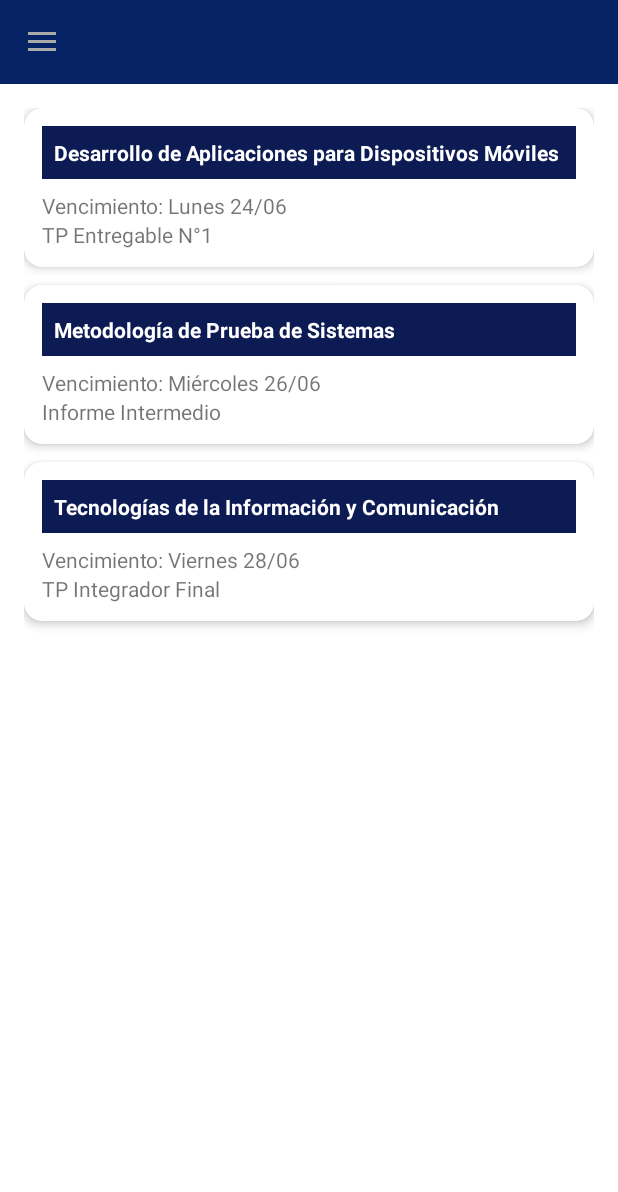
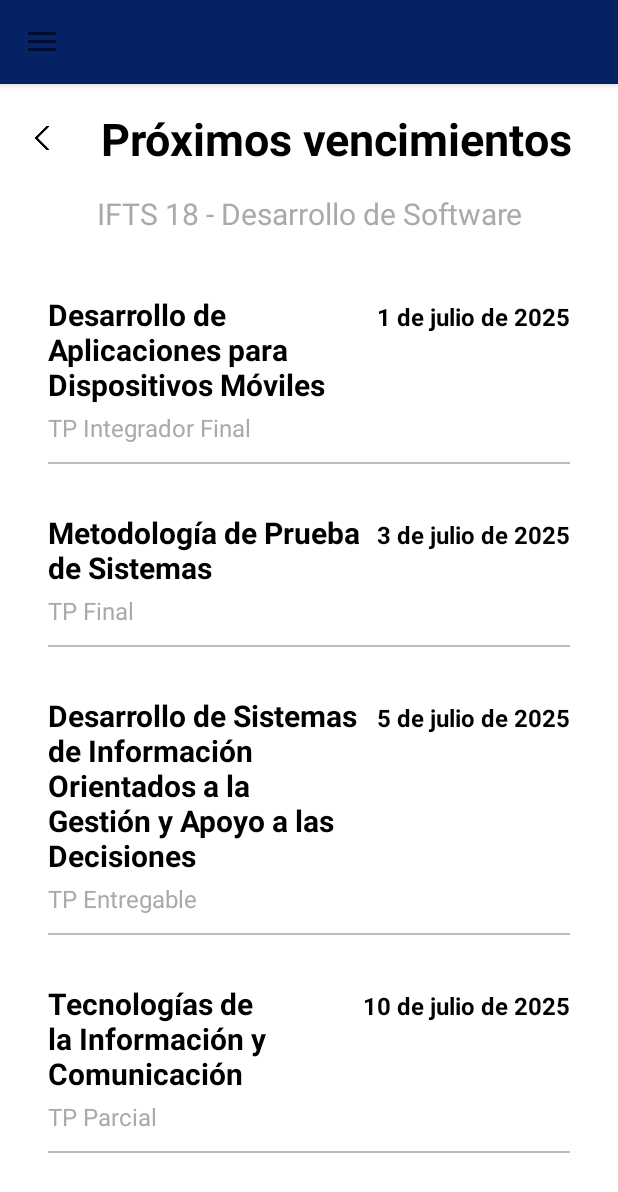
Before and after one commit to juan4450/TPfinal-Mobile, an Android app built with Jetpack Compose: the VencimientosActivity screen opened directly, with no data from a screen before it, on a phone screen of 412 x 824 dp. Shown: the top 1192 px of the screen. Run offline under Robolectric (Android 15) with nearby library versions, the phone set to English and light mode, and no system bars.

Commit message:
correcciones en vencimientos

```diff
--- /dev/null
+++ b/app/src/main/java/com/example/tpfinalmobile/VencimientoAdapter.kt
@@ -0,0 +1,36 @@
+package com.example.tpfinalmobile
+
+import android.view.LayoutInflater
+import android.view.View
+import android.view.ViewGroup
+import android.widget.TextView
+import androidx.recyclerview.widget.RecyclerView
+
+class VencimientosAdapter(
+    private val listaMaterias: List<Materia>
+) : RecyclerView.Adapter<VencimientosAdapter.MateriaViewHolder>() {
+
+    override fun onCreateViewHolder(parent: ViewGroup, viewType: Int): MateriaViewHolder {
+        val view = LayoutInflater.from(parent.context)
+            .inflate(R.layout.item_vencimiento, parent, false)
+        return MateriaViewHolder(view)
+    }
+
+    override fun onBindViewHolder(holder: MateriaViewHolder, position: Int) {
+        holder.bind(listaMaterias[position])
+    }
+
+    override fun getItemCount(): Int = listaMaterias.size
+
+    inner class MateriaViewHolder(itemView: View) : RecyclerView.ViewHolder(itemView) {
+        private val tvNombreMateria: TextView = itemView.findViewById(R.id.tvNombreMateria)
+        private val tvTp: TextView = itemView.findViewById(R.id.tvTp)
+        private val tvFecha: TextView = itemView.findViewById(R.id.tvFecha)
+
+        fun bind(materia: Materia) {
+            tvNombreMateria.text = materia.nombre
+            tvTp.text = materia.tp
+            tvFecha.text = materia.vencimiento
+        }
+    }
+}
--- a/app/src/main/java/com/example/tpfinalmobile/VencimientosActivity.kt
+++ b/app/src/main/java/com/example/tpfinalmobile/VencimientosActivity.kt
@@ -1,8 +1,12 @@
+// VencimientosActivity.kt
 package com.example.tpfinalmobile
 
 import android.content.Intent
 import android.os.Bundle
 import android.view.MenuItem
+import android.view.View
+import android.widget.ImageView
+import android.widget.TextView
 import androidx.appcompat.app.ActionBarDrawerToggle
 import androidx.appcompat.app.AppCompatActivity
 import androidx.appcompat.widget.Toolbar
@@ -17,88 +21,89 @@ class VencimientosActivity : AppCompatActivity(), NavigationView.OnNavigationIte
     private lateinit var drawerLayout: DrawerLayout
     private lateinit var navigationView: NavigationView
     private lateinit var toolbar: Toolbar
+    private lateinit var recyclerVencimientos: RecyclerView
 
     override fun onCreate(savedInstanceState: Bundle?) {
         super.onCreate(savedInstanceState)
         setContentView(R.layout.activity_vencimientos)
 
-        // Toolbar
+        // Toolbar personalizada
         toolbar = findViewById(R.id.toolbar)
         setSupportActionBar(toolbar)
         supportActionBar?.setDisplayShowTitleEnabled(false)
 
-        // Drawer y menú
+        // DrawerLayout y NavigationView
         drawerLayout = findViewById(R.id.drawer_layout)
         navigationView = findViewById(R.id.nav_view)
         navigationView.setNavigationItemSelectedListener(this)
 
         val toggle = ActionBarDrawerToggle(
-            this, drawerLayout, toolbar,
+            this,
+            drawerLayout,
+            toolbar,
             R.string.navigation_drawer_open,
             R.string.navigation_drawer_close
         )
-        toggle.drawerArrowDrawable.color = getColor(R.color.menu_icon_gray)
         drawerLayout.addDrawerListener(toggle)
         toggle.syncState()
 
-        // Usuario desde Login
-        val usuario = intent.getStringExtra("usuario") ?: "Usuario"
-        actualizarNavHeader(navigationView, usuario)
+        // Botón volver (ícono a la izquierda del título)
+        val btnVolver: ImageView = findViewById(R.id.btnVolver)
+        btnVolver.setOnClickListener {
+            finish()
+        }
 
-        // Lista mock de vencimientos
-        val vencimientos = listOf(
+        // Título
+        val titulo: TextView = findViewById(R.id.tvTitulo)
+        titulo.text = "Próximos vencimientos"
+
+        // Lista de materias (mockeadas)
+        val materias = listOf(
             Materia(
                 nombre = "Desarrollo de Aplicaciones para Dispositivos Móviles",
-                vencimiento = "Lunes 24/06",
-                tp = "TP Entregable N°1",
-                nota = 9,
-                presentismo = 95,
+                vencimiento = "1 de julio de 2025",
+                tp = "TP Integrador Final",
+                nota = 8,
+                presentismo = 80,
                 profesor = "Prof. Alejandro Peña",
-                horarios = "Martes 18hs - Miércoles 18hs"
+                horarios = "Martes 18hs a 22hs - Miércoles 18hs a 22hs"
             ),
             Materia(
                 nombre = "Metodología de Prueba de Sistemas",
-                vencimiento = "Miércoles 26/06",
-                tp = "Informe Intermedio",
+                vencimiento = "3 de julio de 2025",
+                tp = "TP Final",
+                nota = 6,
+                presentismo = 75,
+                profesor = "Prof. Martínez",
+                horarios = "Lunes 18hs a 22hs - Miércoles 18hs a 22hs"
+            ),
+            Materia(
+                nombre = "Desarrollo de Sistemas de Información Orientados a la Gestión y Apoyo a las Decisiones",
+                vencimiento = "5 de julio de 2025",
+                tp = "TP Entregable",
                 nota = 7,
                 presentismo = 88,
-                profesor = "Prof. Martínez",
-                horarios = "Lunes 18hs - Miércoles 18hs"
+                profesor = "Prof. Fernández",
+                horarios = "Martes 18hs a 22hs - Jueves 18hs a 22hs"
             ),
             Materia(
                 nombre = "Tecnologías de la Información y Comunicación",
-                vencimiento = "Viernes 28/06",
-                tp = "TP Integrador Final",
-                nota = 8,
-                presentismo = 90,
-                profesor = "Prof. García",
-                horarios = "Jueves 18hs - Viernes 18hs"
+                vencimiento = "10 de julio de 2025",
+                tp = "TP Parcial",
+                nota = 5,
+                presentismo = 92,
+                profesor = "Prof. López",
+                horarios = "Miércoles 18hs a 22hs - Viernes 18hs a 22hs"
             )
         )
 
-        val recyclerView = findViewById<RecyclerView>(R.id.recyclerVencimientos)
-        recyclerView.layoutManager = LinearLayoutManager(this)
-        recyclerView.adapter = MateriaAdapter(vencimientos, this)
-    }
-
-    override fun onBackPressed() {
-        if (drawerLayout.isDrawerOpen(GravityCompat.START)) {
-            drawerLayout.closeDrawer(GravityCompat.START)
-        } else {
-            super.onBackPressed()
-        }
+        recyclerVencimientos = findViewById(R.id.recyclerVencimientos)
+        recyclerVencimientos.layoutManager = LinearLayoutManager(this)
+        recyclerVencimientos.adapter = VencimientosAdapter(materias)
     }
 
     override fun onNavigationItemSelected(item: MenuItem): Boolean {
-        val usuario = intent.getStringExtra("usuario") ?: "Usuario"
-
-        when (item.itemId) {
-            R.id.nav_home -> startActivity(Intent(this, HomeActivity::class.java).putExtra("usuario", usuario))
-            R.id.nav_materias -> startActivity(Intent(this, MateriasActivity::class.java).putExtra("usuario", usuario))
-            R.id.nav_cronograma -> startActivity(Intent(this, CronogramaActivity::class.java).putExtra("usuario", usuario))
-            R.id.nav_vencimientos -> { /* Ya estás aquí */ }
-        }
-
+        // Implementa acciones al seleccionar items si agregás más
         drawerLayout.closeDrawer(GravityCompat.START)
         return true
     }
--- /dev/null
+++ b/app/src/main/res/drawable/divider.xml
@@ -0,0 +1,5 @@
+<shape xmlns:android="http://schemas.android.com/apk/res/android"
+    android:shape="rectangle">
+    <size android:height="1dp"/>
+    <solid android:color="#CCCCCC"/>
+</shape>
--- a/app/src/main/res/layout/activity_vencimientos.xml
+++ b/app/src/main/res/layout/activity_vencimientos.xml
@@ -1,35 +1,75 @@
 <?xml version="1.0" encoding="utf-8"?>
-<androidx.drawerlayout.widget.DrawerLayout
-    xmlns:android="http://schemas.android.com/apk/res/android"
+<androidx.drawerlayout.widget.DrawerLayout xmlns:android="http://schemas.android.com/apk/res/android"
     xmlns:app="http://schemas.android.com/apk/res-auto"
-    xmlns:tools="http://schemas.android.com/tools"
     android:id="@+id/drawer_layout"
     android:layout_width="match_parent"
-    android:layout_height="match_parent"
-    tools:context=".VencimientosActivity"
-    android:fitsSystemWindows="true">
+    android:layout_height="match_parent">
 
+    <!-- Contenido principal -->
     <LinearLayout
         android:layout_width="match_parent"
         android:layout_height="match_parent"
         android:orientation="vertical">
 
+        <!-- Toolbar base (sin texto por defecto) -->
         <androidx.appcompat.widget.Toolbar
             android:id="@+id/toolbar"
             android:layout_width="match_parent"
             android:layout_height="?attr/actionBarSize"
             android:background="@color/colorPrimary"
-            android:titleTextColor="@android:color/white"
+            android:elevation="4dp"
             app:popupTheme="@style/ThemeOverlay.AppCompat.Light" />
 
+        <!-- Encabezado personalizado -->
+        <LinearLayout
+            android:layout_width="match_parent"
+            android:layout_height="wrap_content"
+            android:orientation="horizontal"
+            android:gravity="center_vertical"
+            android:padding="16dp">
+
+            <ImageView
+                android:id="@+id/btnVolver"
+                android:layout_width="24dp"
+                android:layout_height="24dp"
+                android:src="@drawable/ic_back"
+                android:contentDescription="Volver"
+                android:layout_marginEnd="12dp" />
+
+            <TextView
+                android:id="@+id/tvTitulo"
+                android:layout_width="0dp"
+                android:layout_height="wrap_content"
+                android:layout_weight="1"
+                android:text="Próximos vencimientos"
+                android:textSize="30sp"
+                android:textStyle="bold"
+                android:gravity="center"
+                android:textColor="@android:color/black" />
+        </LinearLayout>
+
+        <!-- Subtítulo -->
+        <TextView
+            android:id="@+id/tvSubtitulo"
+            android:layout_width="match_parent"
+            android:layout_height="wrap_content"
+            android:text="IFTS 18 - Desarrollo de Software"
+            android:gravity="center"
+            android:textSize="20sp"
+            android:textColor="@android:color/darker_gray"
+            android:layout_marginBottom="8dp" />
+
+        <!-- RecyclerView -->
         <androidx.recyclerview.widget.RecyclerView
             android:id="@+id/recyclerVencimientos"
             android:layout_width="match_parent"
-            android:layout_height="match_parent"
+            android:layout_height="1dp"
+            android:layout_weight="1"
             android:padding="16dp"
-            tools:listitem="@layout/item_materia"/>
+            android:clipToPadding="false" />
     </LinearLayout>
 
+    <!-- Menú lateral -->
     <com.google.android.material.navigation.NavigationView
         android:id="@+id/nav_view"
         android:layout_width="wrap_content"
@@ -38,5 +78,4 @@
         android:fitsSystemWindows="true"
         app:headerLayout="@layout/nav_header_home"
         app:menu="@menu/activity_home_drawer" />
-
 </androidx.drawerlayout.widget.DrawerLayout>
--- /dev/null
+++ b/app/src/main/res/layout/item_vencimiento.xml
@@ -0,0 +1,48 @@
+<?xml version="1.0" encoding="utf-8"?>
+<LinearLayout xmlns:android="http://schemas.android.com/apk/res/android"
+    android:layout_width="match_parent"
+    android:layout_height="wrap_content"
+    android:orientation="vertical"
+    android:padding="16dp"
+    android:background="@android:color/white">
+
+    <LinearLayout
+        android:layout_width="match_parent"
+        android:layout_height="wrap_content"
+        android:orientation="horizontal"
+        android:layout_marginBottom="4dp">
+
+        <TextView
+            android:id="@+id/tvNombreMateria"
+            android:layout_width="1dp"
+            android:layout_height="wrap_content"
+            android:layout_weight="1"
+            android:text="Nombre de la materia"
+            android:textStyle="bold"
+            android:textSize="20sp"
+            android:textColor="@android:color/black" />
+
+        <TextView
+            android:id="@+id/tvFecha"
+            android:layout_width="wrap_content"
+            android:layout_height="wrap_content"
+            android:text="1 de julio de 2025"
+            android:textStyle="bold"
+            android:textSize="16sp"
+            android:textColor="@android:color/black" />
+    </LinearLayout>
+
+    <TextView
+        android:id="@+id/tvTp"
+        android:layout_width="wrap_content"
+        android:layout_height="wrap_content"
+        android:text="TP Integrador Final"
+        android:textSize="16sp"
+        android:textColor="@android:color/darker_gray" />
+
+    <View
+        android:layout_width="match_parent"
+        android:layout_height="1dp"
+        android:layout_marginTop="12dp"
+        android:background="#BDBDBD" />
+</LinearLayout>
--- a/app/src/main/res/values/colors.xml
+++ b/app/src/main/res/values/colors.xml
@@ -13,4 +13,5 @@
     <color name="textSecondary">#555555</color>
     <color name="hintGray">#9E9E9E</color>
     <color name="inputBorder">#DDDDDD</color>
+    <color name="grisOscuro">#666666</color>
 </resources>
```
